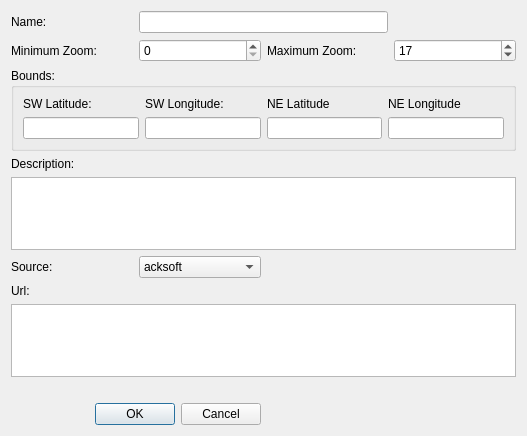
This is mapper_app/addgeoreferenceddialog.ui in allenck/mapper as Qt 5 draws it before an edit. The edited form follows.
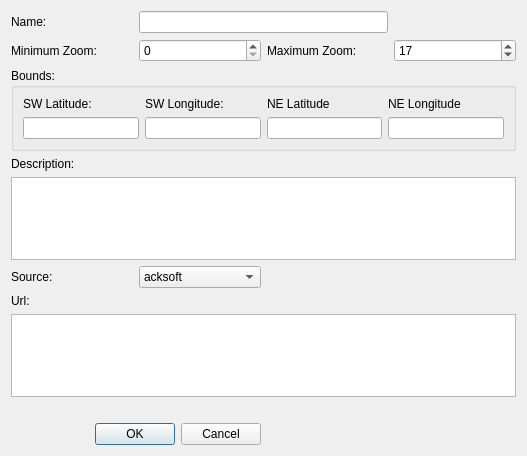
This is the edited form. Custom widgets are drawn as their Qt base class.

```diff
--- a/mapper_app/addgeoreferenceddialog.ui
+++ b/mapper_app/addgeoreferenceddialog.ui
@@ -7,7 +7,7 @@
     <x>0</x>
     <y>0</y>
     <width>527</width>
-    <height>436</height>
+    <height>456</height>
    </rect>
   </property>
   <property name="windowTitle">
```
Left out of the diff: 8 changed lines with no effect on the pictures.
